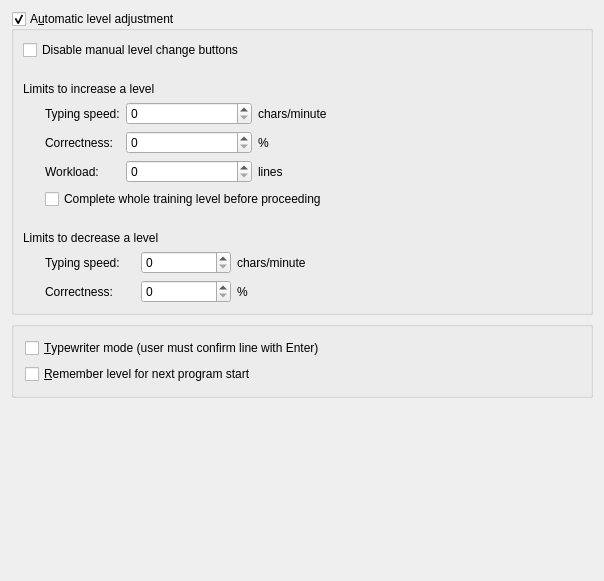
Qt form src/ui/ktouchpreftrainingpage.ui (KDE/ktouch) before a commit.
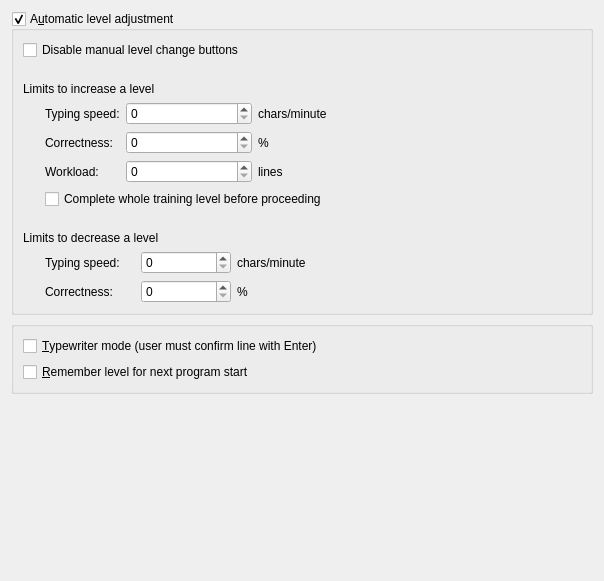
The same form after that commit. Custom widgets are drawn as their Qt base class.

Diff of the .ui file:
```diff
--- a/src/ui/ktouchpreftrainingpage.ui
+++ b/src/ui/ktouchpreftrainingpage.ui
@@ -369,7 +369,6 @@
    </item>
   </layout>
  </widget>
- <layoutdefault spacing="6" margin="11" />
   <customwidgets>
   <customwidget>
    <class>KIntSpinBox</class>
```
